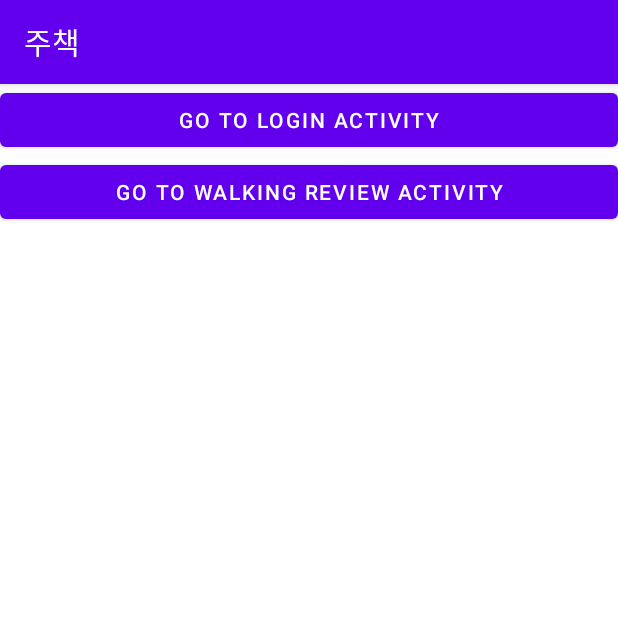
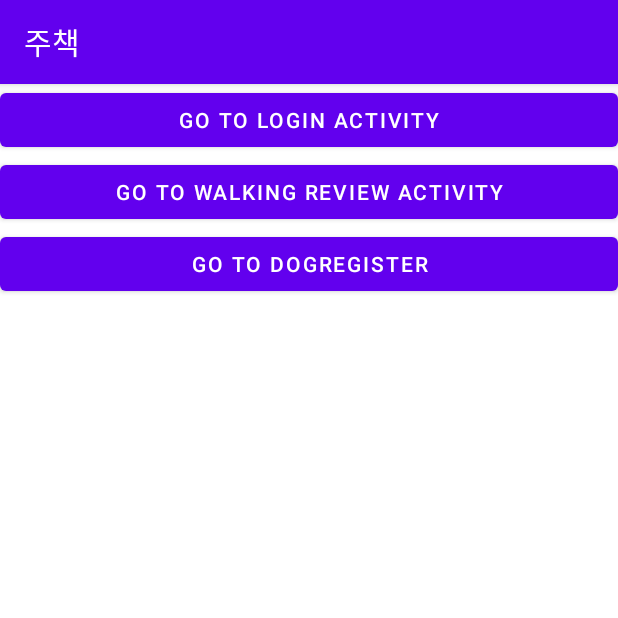
Before and after one commit to SominLeeeeee/android, an Android app: the screen it shows after launch (MainActivity), on a phone screen of 412 x 824 dp, the top half of it. Run offline under Robolectric (Android 15) with nearby library versions, the phone set to English and light mode, and no system bars.

Commit message:
MainActivity 생성(기능 테스트 용)

```diff
--- a/app/src/main/java/com/petmeeting/zoocheck/MainActivity.java
+++ b/app/src/main/java/com/petmeeting/zoocheck/MainActivity.java
@@ -17,6 +17,7 @@ public class MainActivity extends AppCompatActivity implements View.OnClickListe
 
         findViewById(R.id.button_goto_login).setOnClickListener(this);
         findViewById(R.id.button_goto_review).setOnClickListener(this);
+        findViewById(R.id.button_goto_dogRegister).setOnClickListener(this);
     }
 
     @Override
@@ -35,6 +36,11 @@ public class MainActivity extends AppCompatActivity implements View.OnClickListe
                 Intent intent1 = new Intent(this, WalkingReviewActivity.class);
                 startActivity(intent1);
                 break;
+
+            case R.id.button_goto_dogRegister:
+                Intent intent2 = new Intent(this, DogRegister.class);
+                startActivity(intent2);
+                break;
         }
     }
 }
--- a/app/src/main/res/layout/activity_main.xml
+++ b/app/src/main/res/layout/activity_main.xml
@@ -19,4 +19,10 @@
         android:layout_height="wrap_content"
         android:text="go to Walking Review Activity" />
 
+    <Button
+        android:id="@+id/button_goto_dogRegister"
+        android:layout_width="match_parent"
+        android:layout_height="wrap_content"
+        android:text="go to DogRegister" />
+
 </LinearLayout>
```
